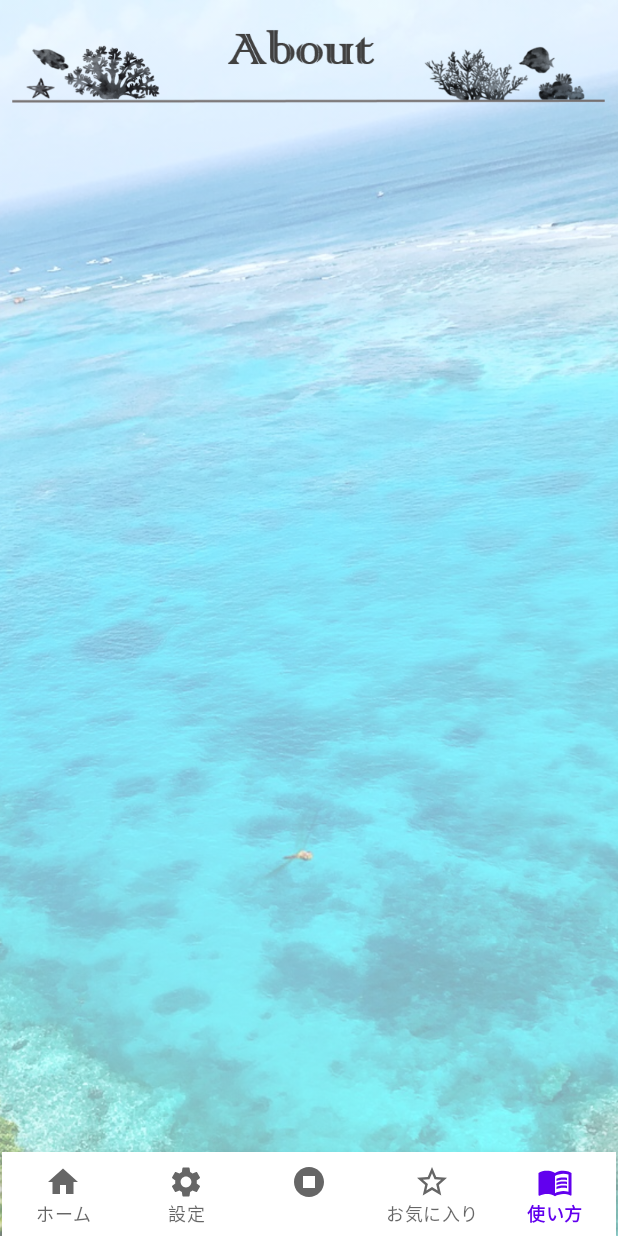
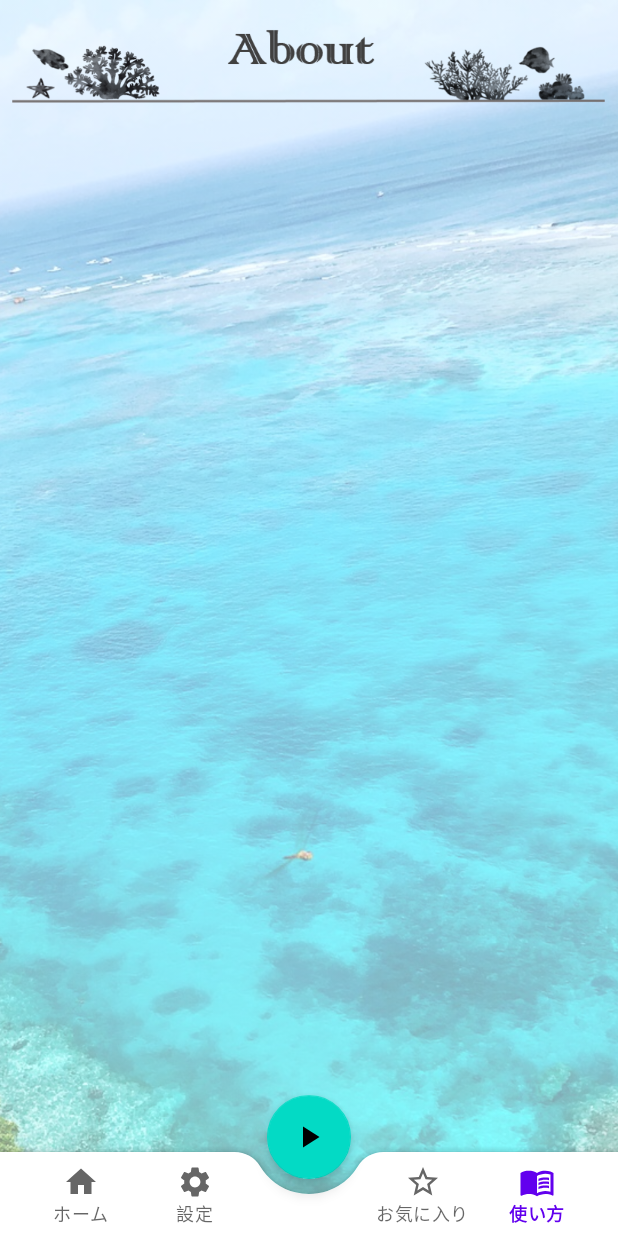
Before and after one commit to ssi17/okishiru, an Android app: the screen it shows after launch (MainActivity), item 5 of the bottom bar chosen, on a phone screen of 412 x 824 dp. Run offline under Robolectric (Android 15) with nearby library versions, the phone set to English and light mode, and no system bars; our stand-ins replace Room's generated code, data binding, navigation-ui.

Commit message:
create floating action button

```diff
--- a/app/src/main/java/com/example/sotukenv2/MainActivity.kt
+++ b/app/src/main/java/com/example/sotukenv2/MainActivity.kt
@@ -27,6 +27,7 @@ import com.google.android.gms.location.*
 import com.google.android.material.bottomnavigation.BottomNavigationItemView
 import com.google.android.material.bottomnavigation.BottomNavigationMenuView
 import com.google.android.material.bottomnavigation.BottomNavigationView
+import com.google.android.material.floatingactionbutton.FloatingActionButton
 import org.json.JSONArray
 import java.io.BufferedReader
 import java.io.InputStreamReader
@@ -78,6 +79,9 @@ class MainActivity : AppCompatActivity(), TextToSpeech.OnInitListener {
 
         NavigationUI.setupWithNavController(bottomNavigation, navController)
 
+        bottomNavigation.background = null
+        bottomNavigation.menu.getItem(2).isEnabled = false
+
         // BGMの設定
         bgm = MediaPlayer.create(this, R.raw.bgm)
         bgm.isLooping = true    // ループ再生をON
@@ -113,36 +117,33 @@ class MainActivity : AppCompatActivity(), TextToSpeech.OnInitListener {
         sharedViewModel.db = db
         sharedViewModel.getAllFlag()
 
-        val menuView = bottomNavigation.getChildAt(0) as BottomNavigationMenuView
-        val menuItem = menuView.getChildAt(2) as BottomNavigationItemView
-        // iconのサイズを設定
-//        0.until(menuView.childCount).forEach { index ->
-//            val icon = menuView.getChildAt(index).findViewById<ImageView>(com.google.android.material.R.id.icon)
-//            val displayMetrics = resources.displayMetrics
-//            val layoutParams = (icon.layoutParams).apply {
-//                when(index) {
-//                    2 -> {
-//                        width = TypedValue.applyDimension(TypedValue.COMPLEX_UNIT_DIP, 36f, displayMetrics).toInt()
-//                        height = TypedValue.applyDimension(TypedValue.COMPLEX_UNIT_DIP, 36f, displayMetrics).toInt()
-//                    }
-//                    else -> {
-//                        width = TypedValue.applyDimension(TypedValue.COMPLEX_UNIT_DIP, 24f, displayMetrics).toInt()
-//                        height = TypedValue.applyDimension(TypedValue.COMPLEX_UNIT_DIP, 24f, displayMetrics).toInt()
-//                    }
+//        val menuView = bottomNavigation.getChildAt(0) as BottomNavigationMenuView
+//        val menuItem = menuView.getChildAt(2) as BottomNavigationItemView
+//
+//        menuItem.setOnClickListener {
+//            sharedViewModel.changeStartFlag()
+//            if(sharedViewModel.startFlag) {
+//                if(sharedViewModel.contents.size != 0) {
+//                    startSpeech()
 //                }
+//                menuItem.setIcon(this.getDrawable(R.drawable.stop_button))
+//            } else {
+//                onPause()
+//                menuItem.setIcon(this.getDrawable(R.drawable.play_button))
 //            }
-//            icon.layoutParams = layoutParams
 //        }
-        menuItem.setOnClickListener {
+
+        val fab: FloatingActionButton = findViewById(R.id.fab)
+        fab.setOnClickListener {
             sharedViewModel.changeStartFlag()
             if(sharedViewModel.startFlag) {
                 if(sharedViewModel.contents.size != 0) {
                     startSpeech()
                 }
-                menuItem.setIcon(this.getDrawable(R.drawable.stop_button))
+                fab.setImageResource(R.drawable.ic_pause)
             } else {
                 onPause()
-                menuItem.setIcon(this.getDrawable(R.drawable.play_button))
+                fab.setImageResource(R.drawable.ic_play)
             }
         }
 
@@ -256,15 +257,6 @@ class MainActivity : AppCompatActivity(), TextToSpeech.OnInitListener {
         onPause()
     }
 
-    @SuppressLint("RestrictedApi", "UseCompatLoadingForDrawables")
-    fun setIcon() {
-        val bottomNavigation: BottomNavigationView = findViewById(R.id.bottom_navigation)
-        val menuView = bottomNavigation.getChildAt(0) as BottomNavigationMenuView
-        val menuItem = menuView.getChildAt(2) as BottomNavigationItemView
-
-        menuItem.setIcon(resources.getDrawable(R.drawable.stop_button))
-    }
-
     //緯度経度をもとに住所の取得
     private fun getAddress(lat: Double, lng: Double) {
         val geocoder = Geocoder(this)
--- a/app/src/main/java/com/example/sotukenv2/ui/AboutFragment.kt
+++ b/app/src/main/java/com/example/sotukenv2/ui/AboutFragment.kt
@@ -28,14 +28,6 @@ class AboutFragment: Fragment() {
     override fun onViewCreated(view: View, savedInstanceState: Bundle?) {
         super.onViewCreated(view, savedInstanceState)
         binding?.aboutFragment = this
-
-        if(sharedViewModel.startFlag) {
-            requireActivity().let {
-                if(it is MainActivity) {
-                    it.setIcon()
-                }
-            }
-        }
     }
 
     override fun onDestroyView() {
--- a/app/src/main/java/com/example/sotukenv2/ui/FavoriteFragment.kt
+++ b/app/src/main/java/com/example/sotukenv2/ui/FavoriteFragment.kt
@@ -34,14 +34,6 @@ class FavoriteFragment: Fragment() {
 
         sharedViewModel.getFavoriteArticle()
         setRecyclerView()
-
-        if(sharedViewModel.startFlag) {
-            requireActivity().let {
-                if(it is MainActivity) {
-                    it.setIcon()
-                }
-            }
-        }
     }
 
     private fun setRecyclerView() {
--- a/app/src/main/java/com/example/sotukenv2/ui/InformationFragment.kt
+++ b/app/src/main/java/com/example/sotukenv2/ui/InformationFragment.kt
@@ -44,14 +44,7 @@ class InformationFragment: Fragment() {
             setInformationTitle()
         }
 
-        if (sharedViewModel.startFlag) {
-            requireActivity().let {
-                if (it is MainActivity) {
-                    it.setIcon()
-                }
-            }
-        }
-
+        // 記事リストが更新されるタイミングで画面を更新
         sharedViewModel.displayArticles.observe(viewLifecycleOwner) { it ->
             setRecyclerView(it)
             if (it.size != 0) {
--- a/app/src/main/java/com/example/sotukenv2/ui/SettingFragment.kt
+++ b/app/src/main/java/com/example/sotukenv2/ui/SettingFragment.kt
@@ -32,14 +32,6 @@ class SettingFragment: Fragment() {
             settingFragment = this@SettingFragment
             viewModel = sharedViewModel
         }
-
-        if(sharedViewModel.startFlag) {
-            requireActivity().let {
-                if(it is MainActivity) {
-                    it.setIcon()
-                }
-            }
-        }
     }
 
     // BGMのON/OFF切り替え
--- /dev/null
+++ b/app/src/main/res/drawable/ic_pause.xml
@@ -0,0 +1,10 @@
+<vector xmlns:android="http://schemas.android.com/apk/res/android"
+    android:width="24dp"
+    android:height="24dp"
+    android:viewportWidth="24"
+    android:viewportHeight="24"
+    android:tint="?attr/colorControlNormal">
+  <path
+      android:fillColor="@android:color/white"
+      android:pathData="M6,19h4L10,5L6,5v14zM14,5v14h4L18,5h-4z"/>
+</vector>
--- /dev/null
+++ b/app/src/main/res/drawable/ic_play.xml
@@ -0,0 +1,10 @@
+<vector xmlns:android="http://schemas.android.com/apk/res/android"
+    android:width="24dp"
+    android:height="24dp"
+    android:viewportWidth="24"
+    android:viewportHeight="24"
+    android:tint="?attr/colorControlNormal">
+  <path
+      android:fillColor="@android:color/white"
+      android:pathData="M8,5v14l11,-7z"/>
+</vector>
--- a/app/src/main/res/layout/activity_main.xml
+++ b/app/src/main/res/layout/activity_main.xml
@@ -1,5 +1,5 @@
 <?xml version="1.0" encoding="utf-8"?>
-<androidx.constraintlayout.widget.ConstraintLayout xmlns:android="http://schemas.android.com/apk/res/android"
+<androidx.coordinatorlayout.widget.CoordinatorLayout xmlns:android="http://schemas.android.com/apk/res/android"
     xmlns:app="http://schemas.android.com/apk/res-auto"
     xmlns:tools="http://schemas.android.com/tools"
     android:layout_width="match_parent"
@@ -8,38 +8,46 @@
 
     <ImageView
         android:id="@+id/background_image"
-        android:layout_width="0dp"
-        android:layout_height="0dp"
+        android:layout_width="match_parent"
+        android:layout_height="match_parent"
         android:alpha="0.5"
-        android:src="@drawable/background_image"
         android:scaleType="centerCrop"
-        app:layout_constraintBottom_toBottomOf="parent"
-        app:layout_constraintEnd_toEndOf="parent"
-        app:layout_constraintStart_toStartOf="parent"
-        app:layout_constraintTop_toTopOf="parent" />
+        android:src="@drawable/background_image" />
 
-    <com.google.android.material.bottomnavigation.BottomNavigationView
-        android:id="@+id/bottom_navigation"
+    <com.google.android.material.bottomappbar.BottomAppBar
         android:layout_width="match_parent"
         android:layout_height="wrap_content"
-        android:background="?android:attr/windowBackground"
-        android:layout_marginHorizontal="1dp"
-        app:labelVisibilityMode="labeled"
-        app:layout_constraintBottom_toBottomOf="parent"
-        app:layout_constraintEnd_toEndOf="parent"
-        app:layout_constraintStart_toStartOf="parent"
-        app:menu="@menu/bottom_navigation_menu" />
+        android:id="@+id/bottomAppBar"
+        android:layout_gravity="bottom"
+        app:fabCradleVerticalOffset="10dp"
+        app:fabCradleRoundedCornerRadius="20dp"
+        app:fabCradleMargin="10dp">
+
+        <com.google.android.material.bottomnavigation.BottomNavigationView
+            android:id="@+id/bottom_navigation"
+            android:layout_width="match_parent"
+            android:layout_height="wrap_content"
+            android:background="@android:color/transparent"
+            android:layout_marginEnd="16dp"
+            app:labelVisibilityMode="labeled"
+            app:menu="@menu/bottom_navigation_menu" />
+
+    </com.google.android.material.bottomappbar.BottomAppBar>
+
+    <com.google.android.material.floatingactionbutton.FloatingActionButton
+        android:layout_width="wrap_content"
+        android:layout_height="wrap_content"
+        android:id="@+id/fab"
+        android:src="@drawable/ic_play"
+        android:contentDescription="@string/fab"
+        app:layout_anchor="@id/bottomAppBar" />
 
     <androidx.fragment.app.FragmentContainerView
         android:id="@+id/nav_host_fragment"
         android:name="androidx.navigation.fragment.NavHostFragment"
-        android:layout_width="0dp"
-        android:layout_height="0dp"
+        android:layout_width="match_parent"
+        android:layout_height="match_parent"
         app:defaultNavHost="true"
-        app:layout_constraintBottom_toBottomOf="parent"
-        app:layout_constraintEnd_toEndOf="parent"
-        app:layout_constraintStart_toStartOf="parent"
-        app:layout_constraintTop_toTopOf="parent"
         app:navGraph="@navigation/nav_graph" />
 
-</androidx.constraintlayout.widget.ConstraintLayout>
+</androidx.coordinatorlayout.widget.CoordinatorLayout>
--- a/app/src/main/res/layout/fragment_favorite.xml
+++ b/app/src/main/res/layout/fragment_favorite.xml
@@ -28,7 +28,7 @@
             android:id="@+id/recycler_view"
             android:layout_width="match_parent"
             android:layout_height="match_parent"
-            android:layout_marginTop="80dp"
+            android:layout_marginVertical="80dp"
             tools:listitem="@layout/item_view" />
 
     </androidx.constraintlayout.widget.ConstraintLayout>
--- a/app/src/main/res/menu/bottom_navigation_menu.xml
+++ b/app/src/main/res/menu/bottom_navigation_menu.xml
@@ -11,8 +11,7 @@
         android:title="設定" />
 
     <item
-        android:id="@+id/playButton"
-        android:icon="@drawable/play_button"
+        android:id="@+id/placeholder"
         android:title="" />
 
     <item
--- a/app/src/main/res/values/strings.xml
+++ b/app/src/main/res/values/strings.xml
@@ -1,5 +1,8 @@
 <resources>
     <string name="app_name">sotuken v2</string>
+
+<!--    activity_main-->
+    <string name="fab">再生ボタン</string>
 
     <!--    fragment_information-->
     <string name="start_text">再生ボタンを押すと\n発信された情報がこちらに\n表示されます</string>
```
